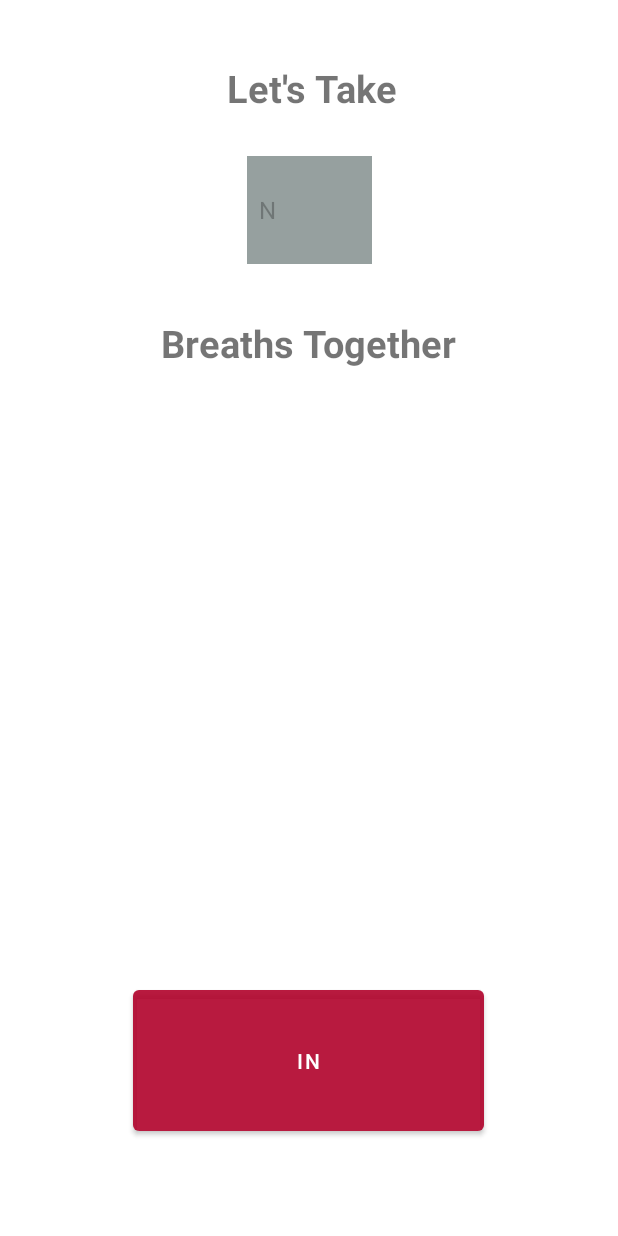
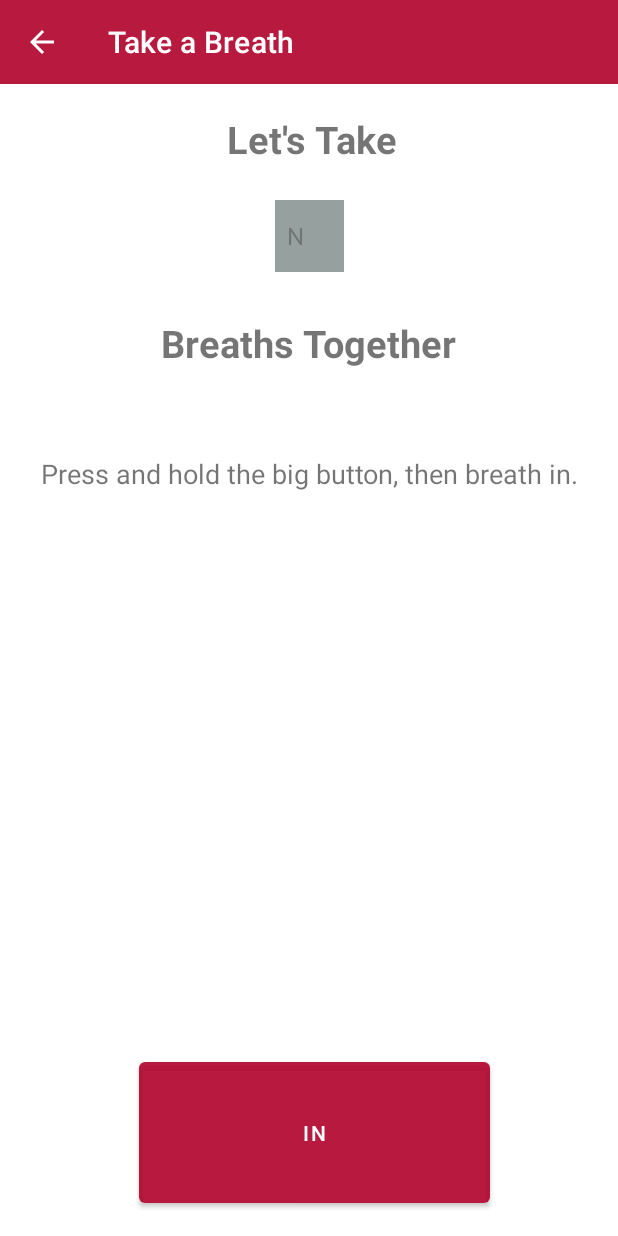
Before and after one commit to XZTDean/Parenting_app, an Android app: the BreathActivity screen opened directly, with no data from a screen before it, after a tap on "IN", on a phone screen of 412 x 824 dp. Run offline under Robolectric (Android 15) with nearby library versions, the phone set to English and light mode, and no system bars; 1 statement that could not run was skipped; 1 other tap on this screen came first.

Commit message:
Music added + cleaner layout. Still a couple bugs.

```diff
--- a/app/src/main/java/ca/cmpt276/project/UI/BreathActivity.java
+++ b/app/src/main/java/ca/cmpt276/project/UI/BreathActivity.java
@@ -3,6 +3,7 @@ package ca.cmpt276.project.UI;
 import android.annotation.SuppressLint;
 import android.content.Context;
 import android.content.Intent;
+import android.media.MediaPlayer;
 import android.os.Bundle;
 import android.view.MotionEvent;
 import android.view.View;
@@ -10,9 +11,12 @@ import android.widget.AdapterView;
 import android.widget.ArrayAdapter;
 import android.widget.Button;
 import android.widget.Spinner;
+import android.widget.TextView;
 import android.widget.Toast;
 
+import androidx.appcompat.app.ActionBar;
 import androidx.appcompat.app.AppCompatActivity;
+import androidx.appcompat.widget.Toolbar;
 
 import ca.cmpt276.project.R;
 import ca.cmpt276.project.model.Breath;
@@ -22,8 +26,12 @@ import ca.cmpt276.project.model.TimeoutTimer;
 
 public class BreathActivity extends AppCompatActivity implements AdapterView.OnItemSelectedListener {
 
-    //private BreathManager breathManager = BreathManager.g;
+    private String BREATH_IN_MESSAGE = "Press and hold the big button, then breath in.";
+    private String BREATH_OUT_MESSAGE = "Press and hold the big button, then breath out.";
+    private TextView helpMessage;
 
+    private Boolean isBreathComplete = false;
+    private Boolean isFirstInhale = true;
 
     private int radius = 150;
     private long finishTime;
@@ -32,9 +40,12 @@ public class BreathActivity extends AppCompatActivity implements AdapterView.OnI
         ready, running, paused, stop
     }
 
-    private int breathsSelected;
+    private int breathsSelected = 3;
+
+    private MediaPlayer mp;
 
     private Thread thread;
+    private Thread forceChangeThread;
 
     private String IN = "In";
     private String OUT = "Out";
@@ -50,26 +61,22 @@ public class BreathActivity extends AppCompatActivity implements AdapterView.OnI
             runOnUiThread(new Runnable() {
                 @Override
                 public void run() {
-                    if(breath.isInhaling()){
-                        begin.setText(OUT);
-                    } else {
-                        begin.setText(IN);
-                    }
 
-                    if(!breath.isInhaling()) {
-                        breath.updateBreathLeft();
-                    }
-                    breath.changeBreath();
+                    isBreathComplete = true;
 
-                    animation = new CircleAngleAnimation(circle, 0);
-                    animation.setDuration(150);
-                    circle.startAnimation(animation);
-                    breathRemainingTime = 3000;
+                }
 
-                    if(breath.getBreathNum() < 1){
-                        onFinish();
-                    }
+            });
+        }
+    };
 
+    private final Runnable forceChangeBreathRunnable = new Runnable() {
+        @Override
+        public void run() {
+            runOnUiThread(new Runnable() {
+                @Override
+                public void run() {
+                    breathComplete();
                 }
 
             });
@@ -91,7 +98,13 @@ public class BreathActivity extends AppCompatActivity implements AdapterView.OnI
         super.onCreate(savedInstanceState);
         setContentView(R.layout.activity_breath);
 
+        setToolbar();
+
         status = TimeoutTimer.Status.ready;
+
+        helpMessage = (TextView) findViewById(R.id.helpMessage);
+
+        mp = MediaPlayer.create(this, R.raw.relaxing_music);
 
         begin = (Button) findViewById(R.id.begin);
         begin.setText("begin");
@@ -108,6 +121,41 @@ public class BreathActivity extends AppCompatActivity implements AdapterView.OnI
 
     }
 
+    private void setToolbar() {
+        Toolbar toolbar = findViewById(R.id.toolbar);
+        setSupportActionBar(toolbar);
+        ActionBar ab = getSupportActionBar();
+        assert ab != null;
+        ab.setDisplayHomeAsUpEnabled(true);
+    }
+
+    private void breathComplete() {
+        mp.stop();
+        mp = MediaPlayer.create(this, R.raw.relaxing_music);
+
+        if(breath.isInhaling()){
+            begin.setText(OUT);
+        } else {
+            begin.setText(IN);
+        }
+
+        if(!breath.isInhaling()) {
+            breath.updateBreathLeft();
+        }
+        breath.changeBreath();
+
+        animation = new CircleAngleAnimation(circle, 0);
+        animation.setDuration(150);
+        circle.startAnimation(animation);
+        breathRemainingTime = 3000;
+
+        isBreathComplete = false;
+
+        if(breath.getBreathNum() < 1){
+            onFinish();
+        }
+    }
+
     private void onFinish() {
         Context context = getApplicationContext();
         CharSequence text = "Namaste -- Your breaths are complete :)";
@@ -118,19 +166,21 @@ public class BreathActivity extends AppCompatActivity implements AdapterView.OnI
 
         begin.setText("begin");
         breathsSpinner.setEnabled(true);
+
+        breath.setBreathNum(breathsSelected);
+
     }
 
     private void startBreath() {
-        if (status != TimeoutTimer.Status.ready) {
-            throw new IllegalStateException("Timer is not ready");
-        }
+
         thread = new Thread(changeBreathRunnable){
 
             @Override
             public void run() {
+                mp.start();
+
                 animation = new CircleAngleAnimation(circle, radius);
                 animation.setDuration(breathRemainingTime);
-                System.out.println("startAnim");
                 circle.startAnimation(animation);
                 try {
                     Thread.sleep(breathRemainingTime);
@@ -146,7 +196,29 @@ public class BreathActivity extends AppCompatActivity implements AdapterView.OnI
         status = TimeoutTimer.Status.running;
     }
 
+    private void startForceChange() {
+
+        forceChangeThread = new Thread(forceChangeBreathRunnable){
+
+            @Override
+            public void run() {
+
+                try {
+                    Thread.sleep(10000);
+                } catch (InterruptedException e) {
+                    return;
+                }
+                super.run();
+                endTimer();
+            }
+        };
+        forceChangeThread.start();
+    }
+
     public void reset() {
+        mp.stop();
+        mp = MediaPlayer.create(this, R.raw.relaxing_music);
+
         thread.interrupt();
         animation = new CircleAngleAnimation(circle, 0);
         animation.setDuration(150);
@@ -166,11 +238,16 @@ public class BreathActivity extends AppCompatActivity implements AdapterView.OnI
     }
 
     private void beginSelected() {
+
+        isFirstInhale = false;
+
         breathsSpinner.setEnabled(false);
 
-        if(breath.isInhaling()){
+        if(breath.isInhaling() || begin.getText() == "Begin"){
+            helpMessage.setText(BREATH_IN_MESSAGE);
             begin.setText(IN);
         } else {
+            helpMessage.setText(BREATH_OUT_MESSAGE);
             begin.setText(OUT);
         }
 
@@ -179,10 +256,41 @@ public class BreathActivity extends AppCompatActivity implements AdapterView.OnI
             public boolean onTouch(View v, MotionEvent event) {
                 if(event.getAction() == MotionEvent.ACTION_DOWN) {
                     startBreath();
+                    startForceChange();
                     System.out.println(breath.getBreathNum());
                 } else if (event.getAction() == MotionEvent.ACTION_UP) {
-                    System.out.println(breathRemainingTime);
-                    reset();
+                    if(forceChangeThread.isAlive()) {
+                        forceChangeThread.interrupt();
+                    }
+
+                    mp.stop();
+                    mp = MediaPlayer.create(BreathActivity.this, R.raw.relaxing_music);
+
+                    if(isBreathComplete){
+                        if(breath.isInhaling()){
+                            begin.setText(OUT);
+                        } else {
+                            begin.setText(IN);
+                        }
+
+                        if(!breath.isInhaling()) {
+                            breath.updateBreathLeft();
+                        }
+                        breath.changeBreath();
+
+                        animation = new CircleAngleAnimation(circle, 0);
+                        animation.setDuration(150);
+                        circle.startAnimation(animation);
+                        breathRemainingTime = 3000;
+
+                        isBreathComplete = false;
+
+                        if(breath.getBreathNum() < 1){
+                            onFinish();
+                        }
+                    } else {
+                        reset();
+                    }
                 }
 
                 return true;
@@ -243,4 +351,6 @@ public class BreathActivity extends AppCompatActivity implements AdapterView.OnI
         adapter.setDropDownViewResource(android.R.layout.simple_spinner_dropdown_item);
         breathsSpinner.setAdapter(adapter);
     }
+
+
 }
--- a/app/src/main/java/ca/cmpt276/project/UI/Circle.java
+++ b/app/src/main/java/ca/cmpt276/project/UI/Circle.java
@@ -20,7 +20,7 @@ public class Circle extends View {
 
     private float angle;
 
-    private float x = 360;
+    private float x = 370;
     private float y = 250;
     private float radius = 0;
 
--- a/app/src/main/res/layout/activity_breath.xml
+++ b/app/src/main/res/layout/activity_breath.xml
@@ -5,21 +5,32 @@
     android:layout_width="match_parent"
     android:layout_height="match_parent">
 
+    <androidx.appcompat.widget.Toolbar
+        android:id="@+id/toolbar"
+        android:layout_width="match_parent"
+        android:layout_height="?attr/actionBarSize"
+        android:background="?attr/colorPrimary"
+        android:minHeight="?attr/actionBarSize"
+        android:theme="?attr/actionBarTheme"
+        app:layout_constraintEnd_toEndOf="parent"
+        app:layout_constraintStart_toStartOf="parent"
+        app:layout_constraintTop_toTopOf="parent" />
+
     <Button
         android:id="@+id/begin"
         android:layout_width="234dp"
         android:layout_height="106dp"
-        android:layout_marginBottom="64dp"
+        android:layout_marginBottom="16dp"
         app:layout_constraintBottom_toBottomOf="parent"
         app:layout_constraintEnd_toEndOf="parent"
-        app:layout_constraintHorizontal_bias="0.497"
+        app:layout_constraintHorizontal_bias="0.519"
         app:layout_constraintStart_toStartOf="parent" />
 
     <ca.cmpt276.project.UI.Circle
         android:id="@+id/circle"
         android:layout_width="281dp"
         android:layout_height="170dp"
-        android:layout_marginTop="12dp"
+        android:layout_marginTop="96dp"
         app:layout_constraintEnd_toEndOf="parent"
         app:layout_constraintStart_toStartOf="parent"
         app:layout_constraintTop_toBottomOf="@+id/nBreathsHeader2"
@@ -38,17 +49,17 @@
         app:layout_constraintHorizontal_bias="0.508"
         app:layout_constraintStart_toStartOf="parent"
         app:layout_constraintTop_toTopOf="parent"
-        app:layout_constraintVertical_bias="0.184" />
+        app:layout_constraintVertical_bias="0.47" />
 
     <Spinner
         android:id="@+id/breathsSpinner"
-        android:layout_width="83dp"
-        android:layout_height="72dp"
+        android:layout_width="46dp"
+        android:layout_height="48dp"
         android:layout_marginTop="8dp"
         android:layout_marginBottom="15dp"
         android:background="@color/Gray"
+        android:gravity="center"
         android:textSize="40sp"
-        android:gravity="center"
         android:textStyle="bold"
         app:layout_constraintBottom_toTopOf="@+id/nBreathsHeader2"
         app:layout_constraintEnd_toEndOf="parent"
@@ -68,4 +79,16 @@
         app:layout_constraintHorizontal_bias="0.497"
         app:layout_constraintStart_toStartOf="parent"
         app:layout_constraintTop_toTopOf="parent" />
+
+    <TextView
+        android:id="@+id/helpMessage"
+        android:layout_width="0dp"
+        android:layout_height="45dp"
+        android:layout_marginTop="28dp"
+        android:textSize="18sp"
+        android:gravity="center"
+        app:layout_constraintEnd_toEndOf="parent"
+        app:layout_constraintHorizontal_bias="0.498"
+        app:layout_constraintStart_toStartOf="parent"
+        app:layout_constraintTop_toBottomOf="@+id/nBreathsHeader2" />
 </androidx.constraintlayout.widget.ConstraintLayout>
```
Also changed, not shown: 1 other file.
